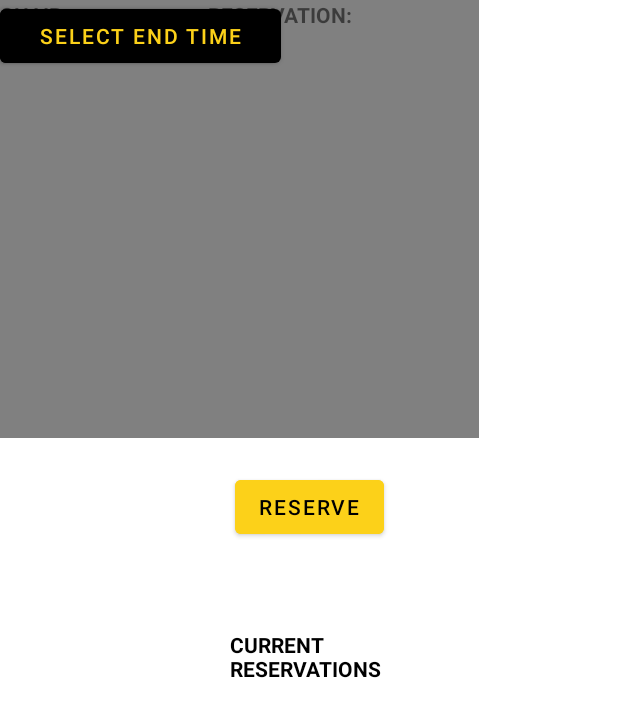
After one commit to AustinWittenburg/Chair-App, an Android app: the layout reserve.xml on its own in the app's theme, with its tools: preview values and no code run, on a phone screen of 412 x 824 dp. The commit adds this screen. Shown: the top 717 px of the screen. Run offline under Robolectric (Android 15) with nearby library versions, the phone set to English and light mode, and no system bars.

Commit message:
Added reserve file to the project which is for the reserve page, having issues with emulator

```diff
--- /dev/null
+++ b/app/src/main/java/com/example/chairapp/Reserve.java
@@ -0,0 +1,87 @@
+package com.example.chairapp;
+
+import androidx.appcompat.app.AppCompatActivity;
+
+import android.app.AlertDialog;
+import android.app.TimePickerDialog;
+import android.os.Bundle;
+
+import com.google.android.material.snackbar.Snackbar;
+import android.view.View;
+
+import androidx.navigation.NavController;
+import androidx.navigation.Navigation;
+import androidx.navigation.ui.AppBarConfiguration;
+import androidx.navigation.ui.NavigationUI;
+
+
+import android.view.Menu;
+import android.view.MenuItem;
+import android.widget.Button;
+import android.widget.TimePicker;
+
+import java.util.Locale;
+
+public class Reserve extends AppCompatActivity {
+    Button startTimeButton;
+    Button endTimeButton;
+    int start_hour, start_minute,end_hour, end_minute;
+
+
+    //@Override
+    protected void OnCreate(Bundle savedInstanceState){
+        super.onCreate(savedInstanceState);
+        setContentView(R.layout.reserve);
+        startTimeButton = findViewById(R.id.button);
+        endTimeButton = findViewById(R.id.button_endTime);
+
+    }
+
+
+    @Override
+    public boolean onCreateOptionsMenu(Menu menu) {
+        // Inflate the menu; this adds items to the action bar if it is present.
+        getMenuInflater().inflate(R.menu.menu_main, menu);
+        return true;
+    }
+
+    @Override
+    public boolean onOptionsItemSelected(MenuItem item) {
+        // Handle action bar item clicks here. The action bar will
+        // automatically handle clicks on the Home/Up button, so long
+        // as you specify a parent activity in AndroidManifest.xml.
+        int id = item.getItemId();
+
+        //noinspection SimplifiableIfStatement
+        if (id == R.id.action_settings) {
+            return true;
+        }
+
+        return super.onOptionsItemSelected(item);
+    }
+
+
+    public void popTimePicker(View view){
+        TimePickerDialog.OnTimeSetListener onTimeSetListener = new TimePickerDialog.OnTimeSetListener() {
+            @Override
+            public void onTimeSet(TimePicker timePicker, int selectedHour, int selectedMinute) {
+                start_hour = selectedHour;
+                start_minute= selectedMinute;
+                end_hour = selectedHour;
+                end_minute = selectedMinute;
+                startTimeButton.setText(String.format(Locale.getDefault(), "%02d:%02d", start_hour, start_minute));
+                endTimeButton.setText(String.format(Locale.getDefault(),"%02d:%02d", end_hour, end_minute));
+            }
+        };
+
+
+
+        TimePickerDialog timePickerDialog = new TimePickerDialog(this, onTimeSetListener,start_hour, start_minute,false);
+        TimePickerDialog endTimePickerDialog = new TimePickerDialog(this, onTimeSetListener,end_hour,end_minute,false);
+        endTimePickerDialog.setTitle("Select End Time");
+        endTimePickerDialog.show();
+        timePickerDialog.setTitle("Select Start Time");
+        timePickerDialog.show();
+    }
+
+}
--- /dev/null
+++ b/app/src/main/res/layout/reserve.xml
@@ -0,0 +1,100 @@
+<?xml version="1.0" encoding="utf-8"?>
+<androidx.constraintlayout.widget.ConstraintLayout xmlns:android="http://schemas.android.com/apk/res/android"
+    android:layout_width="match_parent"
+    android:layout_height="match_parent"
+    xmlns:app="http://schemas.android.com/apk/res-auto"
+    xmlns:tools="http://schemas.android.com/tools">
+
+    <TextView
+        android:id="@+id/textview_first"
+        android:layout_width="57dp"
+        android:layout_height="39dp"
+        android:text="@string/StartTime"
+        android:textAllCaps="true"
+        android:textColor="@color/black"
+        android:textStyle="bold"
+        app:layout_constraintBottom_toTopOf="@id/textview_second"
+        app:layout_constraintEnd_toEndOf="parent"
+        app:layout_constraintHorizontal_bias="0.193"
+        app:layout_constraintStart_toStartOf="parent"
+        app:layout_constraintTop_toTopOf="parent"
+        app:layout_constraintVertical_bias="0.785" />
+
+    <TextView
+        android:id="@+id/textview_second"
+        android:layout_width="57dp"
+        android:layout_height="39dp"
+        android:text="@string/EndTime"
+        android:textAllCaps="true"
+        android:textColor="@color/black"
+        android:textStyle="bold"
+        app:layout_constraintBottom_toTopOf="@id/button_first"
+        app:layout_constraintEnd_toEndOf="parent"
+        app:layout_constraintHorizontal_bias="0.193"
+        app:layout_constraintStart_toStartOf="parent"
+        app:layout_constraintTop_toTopOf="parent"
+        app:layout_constraintVertical_bias="0.776" />
+
+    <Button
+        android:id="@+id/button_first"
+        android:layout_width="wrap_content"
+        android:layout_height="wrap_content"
+        android:backgroundTint="@color/hawkeye_gold"
+        android:text="@string/Reserve"
+        android:textColor="@color/black"
+        app:layout_constraintBottom_toBottomOf="parent"
+        app:layout_constraintEnd_toEndOf="parent"
+        app:layout_constraintStart_toStartOf="parent"
+        app:layout_constraintTop_toBottomOf="@id/textview_first"
+        app:layout_constraintVertical_bias="0.23" />
+
+    <TextView
+        android:id="@+id/textview_third"
+        android:layout_width="105dp"
+        android:layout_height="47dp"
+        android:layout_marginTop="420dp"
+        android:text="@string/CurrentReservations"
+        android:textAllCaps="true"
+        android:textColor="@color/black"
+        android:textStyle="bold"
+        app:layout_constraintBottom_toTopOf="@+id/button_first"
+        app:layout_constraintEnd_toEndOf="parent"
+        app:layout_constraintStart_toStartOf="parent"
+        app:layout_constraintTop_toTopOf="parent"
+        app:layout_constraintVertical_bias="0.0" />
+
+    <Button
+        android:id="@+id/button"
+        android:onClick="popTimePicker"
+        android:layout_width="wrap_content"
+        android:layout_height="wrap_content"
+        android:text="@string/select_start_time"
+
+        tools:layout_editor_absoluteX="175dp"
+        tools:layout_editor_absoluteY="129dp"
+        tools:ignore="MissingConstraints" />
+
+    <Button
+        android:id="@+id/button_endTime"
+        android:layout_width="187dp"
+        android:layout_height="48dp"
+        android:onClick="popTimePicker"
+        android:text="@string/select_end_time"
+        tools:ignore="MissingConstraints"
+        tools:layout_editor_absoluteX="175dp"
+        tools:layout_editor_absoluteY="215dp" />
+
+    <TextView
+        android:id="@+id/textView"
+        android:layout_width="319dp"
+        android:layout_height="292dp"
+        android:text="Chair:                            Reservation:"
+        android:textAllCaps="true"
+        android:textStyle="bold"
+        android:background = "#808080"
+        tools:layout_editor_absoluteX="44dp"
+        tools:layout_editor_absoluteY="489dp"
+        tools:ignore="MissingConstraints" />
+
+
+</androidx.constraintlayout.widget.ConstraintLayout>
--- a/app/src/main/res/values/colors.xml
+++ b/app/src/main/res/values/colors.xml
@@ -7,4 +7,6 @@
     <color name="teal_700">#FF018786</color>
     <color name="black">#FF000000</color>
     <color name="white">#FFFFFFFF</color>
+    <color name = "hawkeye_gold">#FCD119</color>
+
 </resources>
--- a/app/src/main/res/values/strings.xml
+++ b/app/src/main/res/values/strings.xml
@@ -9,4 +9,12 @@
 
     <string name="hello_first_fragment">Hello first fragment</string>
     <string name="hello_second_fragment">Hello second fragment. Arg: %1$s</string>
+    <string name="StartTime">Start</string>
+    <string name="EndTime">End</string>
+    <string name="Reserve">Reserve</string>
+    <string name="CurrentReservations">Current Reservations</string>
+    <string name="select_start_time">Select Start Time</string>
+    <string name="select_end_time">Select End Time</string>
+
+
 </resources>
--- a/app/src/main/res/values/themes.xml
+++ b/app/src/main/res/values/themes.xml
@@ -2,9 +2,9 @@
     <!-- Base application theme. -->
     <style name="Theme.ChairApp" parent="Theme.MaterialComponents.DayNight.DarkActionBar">
         <!-- Primary brand color. -->
-        <item name="colorPrimary">@color/purple_500</item>
-        <item name="colorPrimaryVariant">@color/purple_700</item>
-        <item name="colorOnPrimary">@color/white</item>
+        <item name="colorPrimary">@color/black</item>
+        <item name="colorPrimaryVariant">@color/white</item>
+        <item name="colorOnPrimary">@color/hawkeye_gold</item>
         <!-- Secondary brand color. -->
         <item name="colorSecondary">@color/teal_200</item>
         <item name="colorSecondaryVariant">@color/teal_700</item>
```
